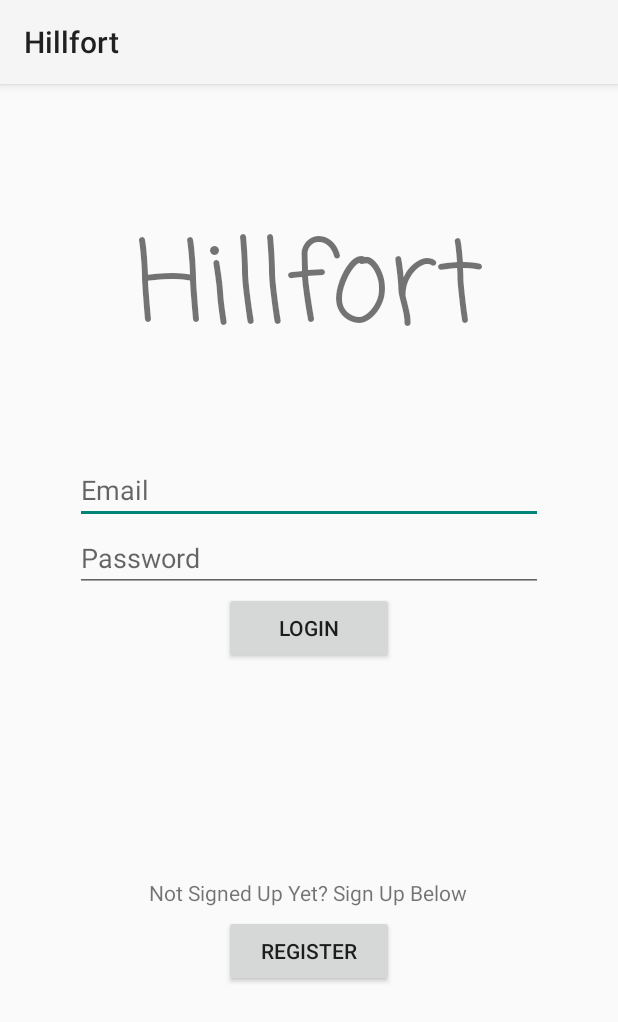
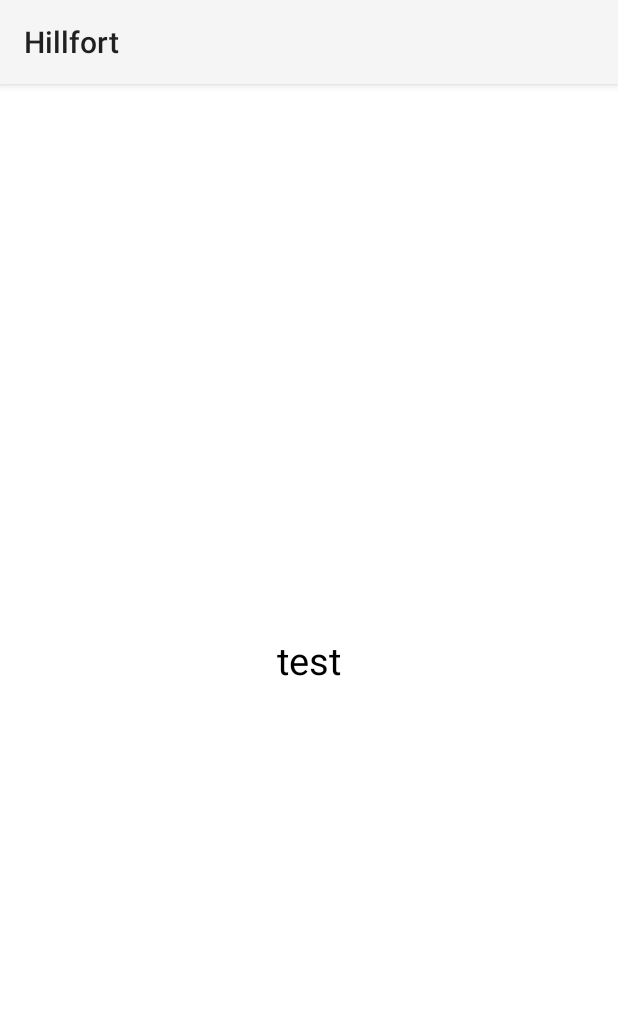
Before and after one commit to lukehalley/Hillfort, an Android app: the first screen one second after launch (HillfortLoginActivity before the commit, HillfortSplashscreen after it), on a phone screen of 412 x 824 dp. Shown: the top 1022 px of the screen. Run offline under Robolectric (Android 15) with nearby library versions, the phone set to English and light mode, and no system bars; 1 statement that could not run was skipped.

Commit message:
Basic text splashscreen working

```diff
--- /dev/null
+++ b/app/src/main/java/org/wit/hillfort/activities/HillfortSplashscreen.kt
@@ -0,0 +1,41 @@
+package org.wit.hillfort.activities
+
+import android.os.Bundle
+import android.os.Handler
+import android.support.v7.app.AppCompatActivity
+import org.jetbrains.anko.startActivityForResult
+import org.wit.hillfort.R
+
+class HillfortSplashscreen : AppCompatActivity() {
+    private var mDelayHandler: Handler? = null
+    private val splashDelay: Long = 3000 //3 seconds
+
+    internal val mRunnable: Runnable = Runnable {
+        if (!isFinishing) {
+            startActivityForResult<HillfortLoginActivity>(0)
+            finish()
+        }
+    }
+
+    override fun onCreate(savedInstanceState: Bundle?) {
+        super.onCreate(savedInstanceState)
+        setContentView(R.layout.activity_splashscreen)
+
+        //Initialize the Handler
+        mDelayHandler = Handler()
+
+        //Navigate with delay
+        mDelayHandler!!.postDelayed(mRunnable, splashDelay)
+
+    }
+
+    public override fun onDestroy() {
+
+        if (mDelayHandler != null) {
+            mDelayHandler!!.removeCallbacks(mRunnable)
+        }
+
+        super.onDestroy()
+    }
+
+}
--- /dev/null
+++ b/app/src/main/res/layout/activity_splashscreen.xml
@@ -0,0 +1,21 @@
+<FrameLayout xmlns:android="http://schemas.android.com/apk/res/android"
+    xmlns:tools="http://schemas.android.com/tools"
+    android:layout_width="match_parent"
+    android:layout_height="match_parent"
+    android:background="#ffffff"
+    tools:context="org.wit.hillfort.activities.HillfortSplashscreen">
+
+    <!-- The primary full-screen view. This can be replaced with whatever view
+         is needed to present your content, e.g. VideoView, SurfaceView,
+         TextureView, etc. -->
+    <TextView
+        android:id="@+id/fullscreen_content"
+        android:layout_width="match_parent"
+        android:layout_height="match_parent"
+        android:gravity="center"
+        android:keepScreenOn="true"
+        android:text="test"
+        android:textColor="#000"
+        android:textSize="25sp" />
+
+</FrameLayout>
--- a/app/src/main/res/values/strings.xml
+++ b/app/src/main/res/values/strings.xml
@@ -22,4 +22,6 @@
     <string name="name">Name</string>
     <string name="promptSignUp">Not Signed Up Yet? Sign Up Below</string>
     <string name="logoutPrompt">Are you sure you would like to log out?</string>
+    <string name="title_splashscreen">Splashscreen</string>
+    <string name="title_HillfortLogin">Hillfort Login</string>
 </resources>
```
Also changed, not shown: app/src/main/AndroidManifest.xml (+6 -1 lines).
